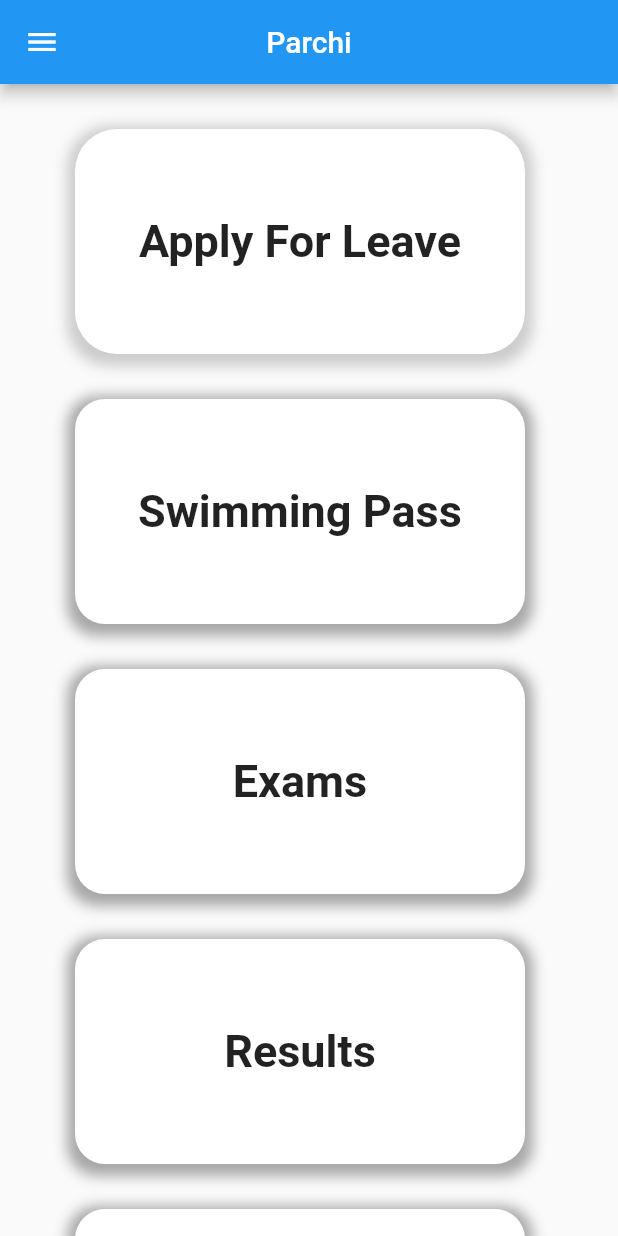
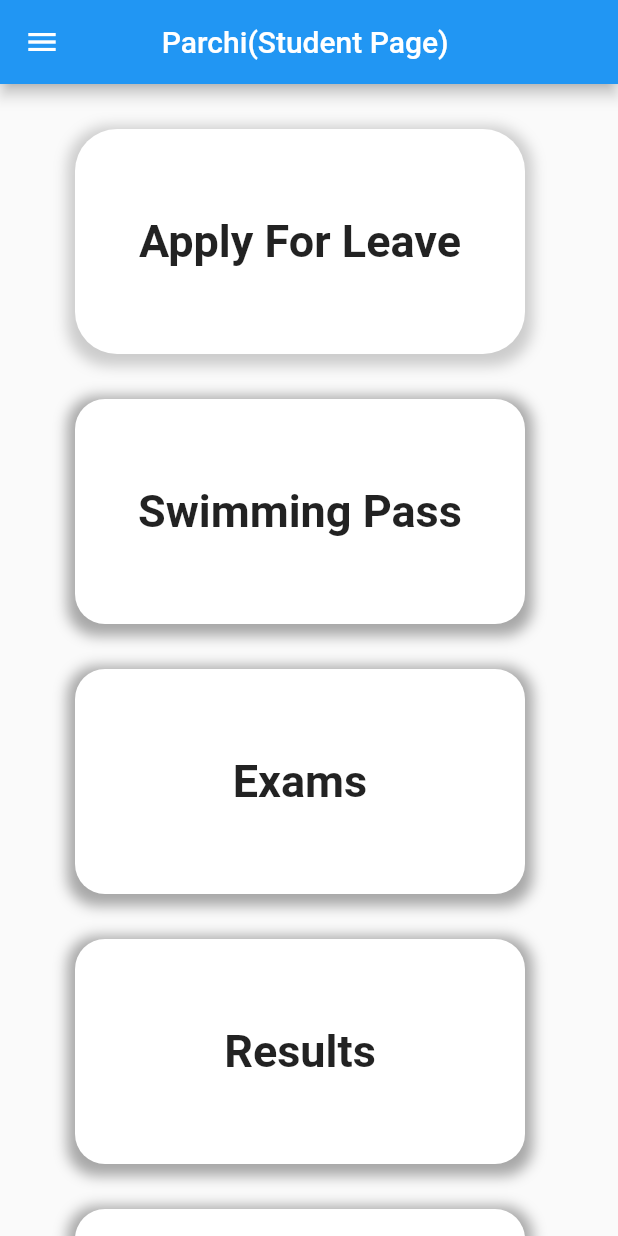
Before and after one commit to abhi9827/Parchi-login, a Flutter app: the HomeScreen screen opened directly, on a phone screen of 412 x 824 dp. Run offline on Flutter 3.47's test engine with Material 2 defaults, Android fonts, the phone set to English and light mode, and no system bars; our stand-ins replace cloud_firestore, firebase_auth, firebase_core, fluttertoast; accounts and stored records are empty.

Commit message:
Changes again

```diff
--- a/lib/main.dart
+++ b/lib/main.dart
@@ -1,6 +1,6 @@
 import 'package:firebase_core/firebase_core.dart';
 import 'package:flutter/material.dart';
-import 'package:login_firebase/screens/Admin_page.dart';
+
 import 'package:login_firebase/screens/login_screen.dart';
 
 Future<void> main() async {
@@ -19,7 +19,7 @@ class MyApp extends StatelessWidget {
       theme: ThemeData(
         primarySwatch: Colors.blue,
       ),
-      home: Admin(),
+      home: LoginScreen(),
     );
   }
 }
--- a/lib/screens/Admin_page.dart
+++ b/lib/screens/Admin_page.dart
@@ -12,7 +12,7 @@ class _AdminState extends State<Admin> {
   Widget build(BuildContext context) {
     return Scaffold(
       appBar: AppBar(
-        title: Text("Admin Dashboard"),
+        title: Text("Admin   Dashboard"),
         centerTitle: true,
       ),
       body: ListView(
--- a/lib/screens/home_screen.dart
+++ b/lib/screens/home_screen.dart
@@ -1,7 +1,6 @@
 import 'package:cloud_firestore/cloud_firestore.dart';
 import 'package:firebase_auth/firebase_auth.dart';
-import 'package:login_firebase/mode/user_model.dart';
-import 'package:firebase_core/firebase_core.dart';
+import 'package:login_firebase/model/user_model.dart';
 import 'package:login_firebase/screens/Leaverequest.dart';
 import 'login_screen.dart';
 import 'package:flutter/material.dart';
@@ -34,7 +33,7 @@ class _HomeScreenState extends State<HomeScreen> {
   Widget build(BuildContext context) {
     return Scaffold(
       appBar: AppBar(
-        title: const Text("Parchi"),
+        title: const Text("Parchi(Student Page) "),
         centerTitle: true,
       ),
       drawer: SafeArea(
```
Also changed, not shown: lib/model/user_model.dart (renamed from lib/mode/user_model.dart).
